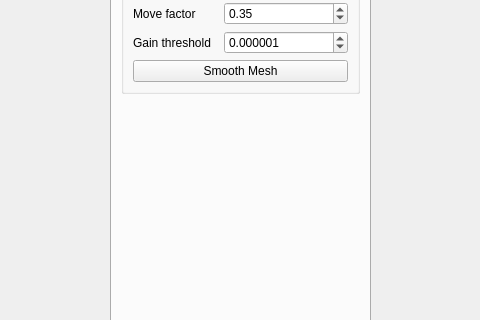
wibus/GpuMesh, file UserInterface/MainWindow.ui: the form before one commit; both pictures show x 159 to 639 and y 184 to 504 of the 800 by 600 pixel window.
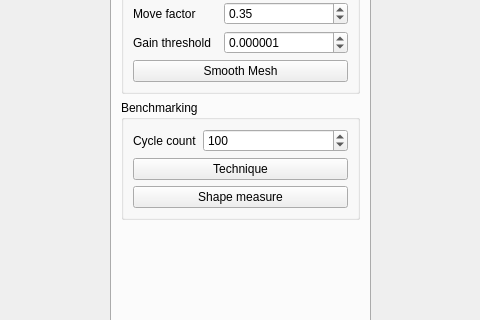
The form after the commit. The open tabs and pages were chosen to show the change.

Commit message: Benchmarking evaluators C++ and GLSL implementations. Seems like an acceleration of 100000x is fairly easy to achieve...

Diff of the .ui file:
```diff
--- a/UserInterface/MainWindow.ui
+++ b/UserInterface/MainWindow.ui
@@ -228,6 +228,52 @@
           </layout>
          </widget>
         </item>
+        <item>
+         <widget class="QGroupBox" name="benchmarkingGroup">
+          <property name="title">
+           <string>Benchmarking</string>
+          </property>
+          <layout class="QFormLayout" name="formLayout_4">
+           <item row="0" column="0">
+            <widget class="QLabel" name="benchmarkCycleCountLabel">
+             <property name="text">
+              <string>Cycle count</string>
+             </property>
+            </widget>
+           </item>
+           <item row="0" column="1">
+            <widget class="QSpinBox" name="benchmarkCycleCountSpin">
+             <property name="minimum">
+              <number>1</number>
+             </property>
+             <property name="maximum">
+              <number>500</number>
+             </property>
+             <property name="singleStep">
+              <number>10</number>
+             </property>
+             <property name="value">
+              <number>100</number>
+             </property>
+            </widget>
+           </item>
+           <item row="1" column="0" colspan="2">
+            <widget class="QPushButton" name="benchmarkTechniqueButton">
+             <property name="text">
+              <string>Technique</string>
+             </property>
+            </widget>
+           </item>
+           <item row="2" column="0" colspan="2">
+            <widget class="QPushButton" name="benchmarkShapeMeasureButton">
+             <property name="text">
+              <string>Shape measure</string>
+             </property>
+            </widget>
+           </item>
+          </layout>
+         </widget>
+        </item>
         <item>
          <spacer name="optimisationSpacer">
           <property name="orientation">
```
Left out of the diff: 2 changed lines with no effect on the pictures. The commit also changes 8 other files.
